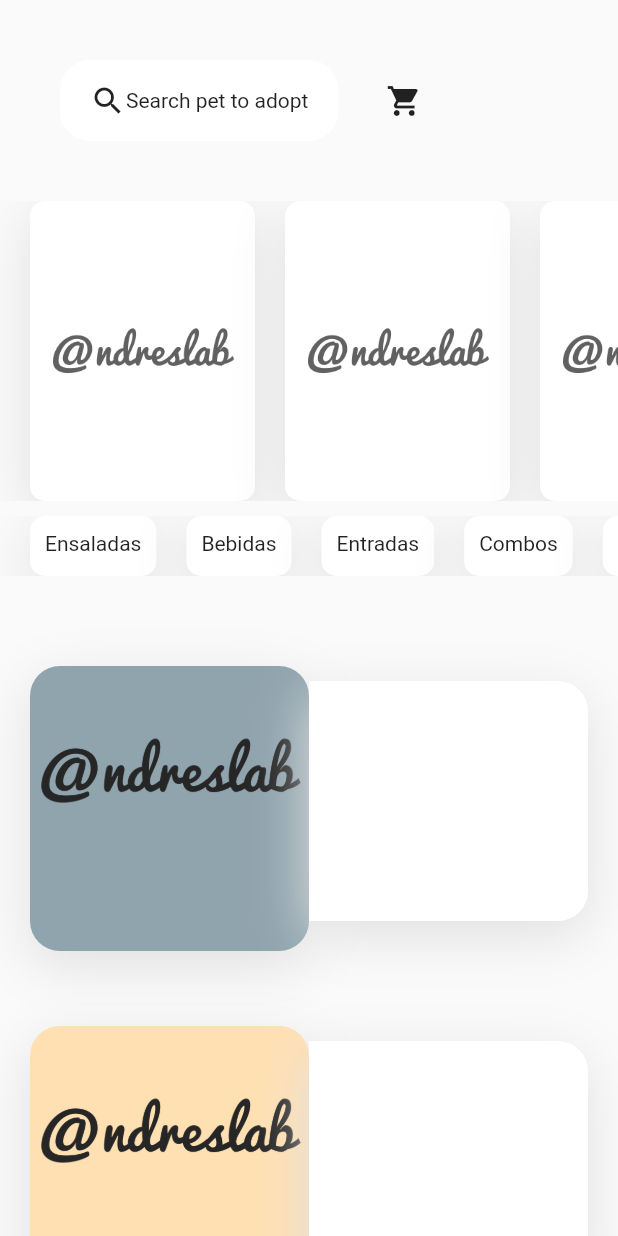
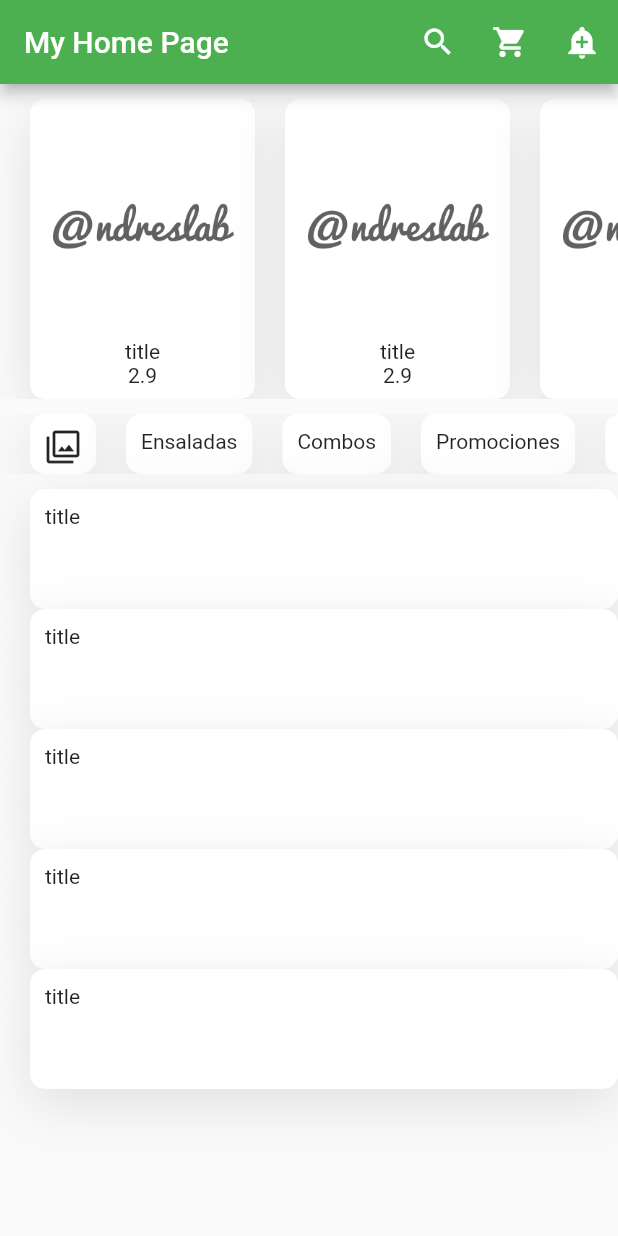
Before and after one commit to andreslab/client-menu, a Flutter app: the screen it shows after launch, on a phone screen of 412 x 824 dp. Run offline on Flutter 3.47's test engine with Material 2 defaults, Android fonts, the phone set to English and light mode, and no system bars.

Commit message:
add searchbar and navigation between pages

```diff
--- a/lib/main.dart
+++ b/lib/main.dart
@@ -10,6 +10,7 @@ class MyApp extends StatelessWidget {
   @override
   Widget build(BuildContext context) {
     return MaterialApp(
+      theme: new ThemeData(primarySwatch: Colors.green),
       debugShowCheckedModeBanner: false,
       home: /*SplashScreen()*/ MenuScreen(),
       routes: {
--- /dev/null
+++ b/lib/models/category.dart
@@ -0,0 +1,19 @@
+import 'package:flutter/material.dart';
+
+class CategoryModel {
+  final String title;
+  final bool isAvailable;
+  CategoryModel({this.title, this.isAvailable});
+}
+
+class Categories {
+  static List<CategoryModel> data = [
+    CategoryModel(title: "Filtros", isAvailable: true),
+    CategoryModel(title: "Ensaladas", isAvailable: true),
+    CategoryModel(title: "Combos", isAvailable: true),
+    CategoryModel(title: "Promociones", isAvailable: true),
+    CategoryModel(title: "Entradas", isAvailable: true),
+    CategoryModel(title: "Postres", isAvailable: true),
+    CategoryModel(title: "Bebidas", isAvailable: true)
+  ];
+}
--- a/lib/res/colors.dart
+++ b/lib/res/colors.dart
@@ -12,4 +12,8 @@ class ColorsApp {
         end: Alignment.bottomLeft,
         colors: [colorP, colorS]);
   }
+
+  static List<BoxShadow> shadowList = [
+    BoxShadow(color: Colors.grey[300], blurRadius: 30, offset: Offset(0, 10))
+  ];
 }
--- a/lib/screens/detail_item/detail_item.dart
+++ b/lib/screens/detail_item/detail_item.dart
@@ -8,6 +8,16 @@ class DetailItemScreen extends StatefulWidget {
 class _DetailItemScreenState extends State<DetailItemScreen> {
   @override
   Widget build(BuildContext context) {
-    return Container();
+    return Scaffold(
+      appBar: AppBar(
+        title: const Text('Next page'),
+      ),
+      body: const Center(
+        child: Text(
+          'This is the next page',
+          style: TextStyle(fontSize: 24),
+        ),
+      ),
+    );
   }
 }
--- a/lib/screens/menu/menu.dart
+++ b/lib/screens/menu/menu.dart
@@ -1,10 +1,12 @@
 import 'package:flutter/material.dart';
+import 'package:platform/models/category.dart';
 import 'package:platform/models/product.dart';
-import 'package:platform/screens/menu/local_widgets/header_page.dart';
-import 'package:platform/screens/menu/local_widgets/recomendation_ad_slide.dart';
+import 'package:platform/res/colors.dart';
+import 'package:platform/screens/detail_item/detail_item.dart';
 
 List<ProductModel> recomendations = TestDataProduct.data;
 List<ProductModel> products = TestDataProduct.data;
+List<CategoryModel> categories = Categories.data;
 
 class MenuScreen extends StatefulWidget {
   @override
@@ -12,9 +14,50 @@ class MenuScreen extends StatefulWidget {
 }
 
 class _MenuScreenState extends State<MenuScreen> {
+  AppBar buildAppBar(BuildContext context) {
+    return new AppBar(title: new Text('My Home Page'), actions: [
+      IconButton(
+        icon: Icon(Icons.search),
+        onPressed: () {
+          showSearch(context: context, delegate: DishesItemsSearch());
+        },
+      ),
+      IconButton(
+        icon: const Icon(Icons.shopping_cart),
+        tooltip: 'Go to the next page',
+        onPressed: () {
+          Navigator.push(context, MaterialPageRoute(
+            builder: (BuildContext context) {
+              return Scaffold(
+                appBar: AppBar(
+                  title: const Text('Next page'),
+                ),
+                body: const Center(
+                  child: Text(
+                    'This is the next page',
+                    style: TextStyle(fontSize: 24),
+                  ),
+                ),
+              );
+            },
+          ));
+        },
+      ),
+      IconButton(
+        icon: const Icon(Icons.add_alert),
+        tooltip: 'Show Snackbar',
+        onPressed: () {
+          ScaffoldMessenger.of(context).showSnackBar(
+              const SnackBar(content: Text('This is a snackbar')));
+        },
+      ),
+    ]);
+  }
+
   @override
   Widget build(BuildContext context) {
     return Scaffold(
+        appBar: buildAppBar(context),
         body: Stack(children: [
           SingleChildScrollView(
             child: Column(
@@ -23,53 +66,39 @@ class _MenuScreenState extends State<MenuScreen> {
                   height: 10,
                 ),
                 Container(
-              margin: EdgeInsets.symmetric(horizontal: 20),
-              child: Row(
-                children: [
-                  Container(
-                    padding: EdgeInsets.symmetric(horizontal: 20, vertical: 15),
-                    margin: EdgeInsets.symmetric(vertical: 30, horizontal: 20),
-                    decoration: BoxDecoration(
-                        color: Colors.white,
-                        borderRadius: BorderRadius.circular(20)),
-                    child: Row(
-                      mainAxisAlignment: MainAxisAlignment.spaceBetween,
-                      children: [
-                        Icon(Icons.search),
-                        Text('Search pet to adopt'),
-                      ],
-                    ),
-                  ),
-                  IconButton(
-                    icon: Icon(Icons.shopping_cart),
-                    onPressed: () {
-                      Navigator.pushNamed(context, "detail");
-                    },
-                  )
-                ],
-              ),
-            ),
-            SizedBox(
-              height: 10,
-            ),
-            Container(
                   height: 200,
                   child: ListView.builder(
                     scrollDirection: Axis.horizontal,
-                itemCount: categories.length,
+                    itemCount: recomendations.length,
                     itemBuilder: (context, index) {
-                  return Container(
+                      return GestureDetector(
+                        onTap: () {
+                          Navigator.push(
+                            context,
+                            MaterialPageRoute(
+                                builder: (context) => DetailItemScreen()),
+                          );
+                        },
+                        child: Container(
                           padding: EdgeInsets.all(10),
                           margin: EdgeInsets.only(left: 20),
                           decoration: BoxDecoration(
                               color: Colors.white,
-                        boxShadow: shadowList,
+                              boxShadow: ColorsApp.shadowList,
                               borderRadius: BorderRadius.circular(10)),
-                    child: Image.asset(
+                          child: Column(
+                            mainAxisAlignment: MainAxisAlignment.center,
+                            children: [
+                              Image.asset(
                                 'assets/img/img_logo.png',
                                 height: 150,
                                 width: 130,
                                 color: Colors.grey[700],
+                              ),
+                              Text(recomendations[index].title),
+                              Text(recomendations[index].price.toString())
+                            ],
+                          ),
                         ),
                       );
                     },
@@ -89,93 +118,44 @@ class _MenuScreenState extends State<MenuScreen> {
                           margin: EdgeInsets.only(left: 20),
                           decoration: BoxDecoration(
                               color: Colors.white,
-                          boxShadow: shadowList,
+                              boxShadow: ColorsApp.shadowList,
                               borderRadius: BorderRadius.circular(10)),
-                      child: Text(categories[index]['name']));
+                          child: index == 0
+                              ? Icon(Icons.filter)
+                              : Text(categories[index].title));
                     },
                   ),
                 ),
                 SizedBox(
                   height: 10,
                 ),
-            GestureDetector(
+                Container(
+                    height: (products.length * 80).toDouble(),
+                    child: ListView.builder(
+                      physics: const NeverScrollableScrollPhysics(),
+                      scrollDirection: Axis.vertical,
+                      itemCount: products.length,
+                      itemBuilder: (context, index) {
+                        return GestureDetector(
                           onTap: () {
-                //Navigator.push(context, MaterialPageRoute(builder: (context)=>Screen2()));
-                Navigator.pushNamed(context, "detail");
+                            Navigator.push(
+                              context,
+                              MaterialPageRoute(
+                                  builder: (context) => DetailItemScreen()),
+                            );
                           },
                           child: Container(
-                height: 240,
-                margin: EdgeInsets.symmetric(horizontal: 20),
-                child: Row(
-                  children: [
-                    Expanded(
-                      child: Stack(
-                        children: [
-                          Container(
-                            decoration: BoxDecoration(
-                              color: Colors.blueGrey[300],
-                              borderRadius: BorderRadius.circular(20),
-                              boxShadow: shadowList,
-                            ),
-                            margin: EdgeInsets.only(top: 50),
-                          ),
-                          Align(
-                            child: Hero(
-                                tag: 1,
-                                child: Image.asset('assets/img/img_logo.png')),
-                          )
-                        ],
-                      ),
-                    ),
-                    Expanded(
-                        child: Container(
-                      margin: EdgeInsets.only(top: 60, bottom: 20),
+                              height: 80,
+                              padding: EdgeInsets.all(10),
+                              margin: EdgeInsets.only(left: 20),
                               decoration: BoxDecoration(
                                   color: Colors.white,
-                          boxShadow: shadowList,
-                          borderRadius: BorderRadius.only(
-                              topRight: Radius.circular(20),
-                              bottomRight: Radius.circular(20))),
-                    ))
-                  ],
-                ),
-              ),
-            ),
-            Container(
-              height: 240,
-              margin: EdgeInsets.symmetric(horizontal: 20),
-              child: Row(
-                children: [
-                  Expanded(
-                    child: Stack(
-                      children: [
-                        Container(
-                          decoration: BoxDecoration(
-                            color: Colors.orange[100],
-                            borderRadius: BorderRadius.circular(20),
-                            boxShadow: shadowList,
-                          ),
-                          margin: EdgeInsets.only(top: 50),
-                        ),
-                        Align(
-                          child: Image.asset('assets/img/img_logo.png'),
-                        )
-                      ],
-                    ),
-                  ),
-                  Expanded(
-                      child: Container(
-                    margin: EdgeInsets.only(top: 60, bottom: 20),
-                    decoration: BoxDecoration(
-                        color: Colors.white,
-                        boxShadow: shadowList,
-                        borderRadius: BorderRadius.only(
-                            topRight: Radius.circular(20),
-                            bottomRight: Radius.circular(20))),
-                  ))
-                ],
-              ),
-            ),
+                                  boxShadow: ColorsApp.shadowList,
+                                  borderRadius: BorderRadius.circular(10)),
+                              child: Text(products[index].title)),
+                        );
+                      },
+                    )),
                 SizedBox(
                   height: 50,
                 )
@@ -186,17 +166,63 @@ class _MenuScreenState extends State<MenuScreen> {
   }
 }
 
-Color primaryGreen = Color(0xff416d6d);
-List<BoxShadow> shadowList = [
-  BoxShadow(color: Colors.grey[300], blurRadius: 30, offset: Offset(0, 10))
+class DishesItemsSearch extends SearchDelegate<ProductModel> {
+  @override
+  List<Widget> buildActions(BuildContext context) {
+    // TODO: implement buildActions
+    return [
+      IconButton(
+        icon: Icon(Icons.clear),
+        onPressed: () {
+          query = '';
+        },
+      )
     ];
+  }
 
-List<Map> categories = [
-  {'name': 'Ensaladas', 'iconPath': 'assets/img/img_logo.png'},
-  {'name': 'Bebidas', 'iconPath': 'assets/img/img_logo.png'},
-  {'name': 'Entradas', 'iconPath': 'assets/img/img_logo.png'},
-  {'name': 'Combos', 'iconPath': 'assets/img/img_logo.png'},
-  {'name': 'Promociones', 'iconPath': 'iassets/img/img_logo.png'},
-  {'name': 'Postres', 'iconPath': 'assets/img/img_logo.png'},
-  {'name': 'Extras', 'iconPath': 'assets/img/img_logo.png'},
-];
+  @override
+  Widget buildLeading(BuildContext context) {
+    return IconButton(
+      icon: Icon(Icons.arrow_back),
+      onPressed: () {
+        close(context, null);
+      },
+    );
+  }
+
+  @override
+  Widget buildResults(BuildContext context) {
+    // TODO: implement buildResults
+    throw UnimplementedError();
+  }
+
+  @override
+  Widget buildSuggestions(BuildContext context) {
+    // TODO: implement buildSuggestions
+    final myList = products;
+    return ListView.builder(
+      physics: const NeverScrollableScrollPhysics(),
+      scrollDirection: Axis.vertical,
+      itemCount: myList.length,
+      itemBuilder: (context, index) {
+        return GestureDetector(
+          onTap: () {
+            Navigator.push(
+              context,
+              MaterialPageRoute(builder: (context) => DetailItemScreen()),
+            );
+          },
+          child: Container(
+              height: 80,
+              padding: EdgeInsets.all(10),
+              margin: EdgeInsets.only(left: 20),
+              decoration: BoxDecoration(
+                  color: Colors.white,
+                  boxShadow: ColorsApp.shadowList,
+                  borderRadius: BorderRadius.circular(10)),
+              child: Text(myList[index].title)),
+        );
+      },
+    );
+  }
+}
```
Lines whose indentation alone changed are shown as unchanged.
